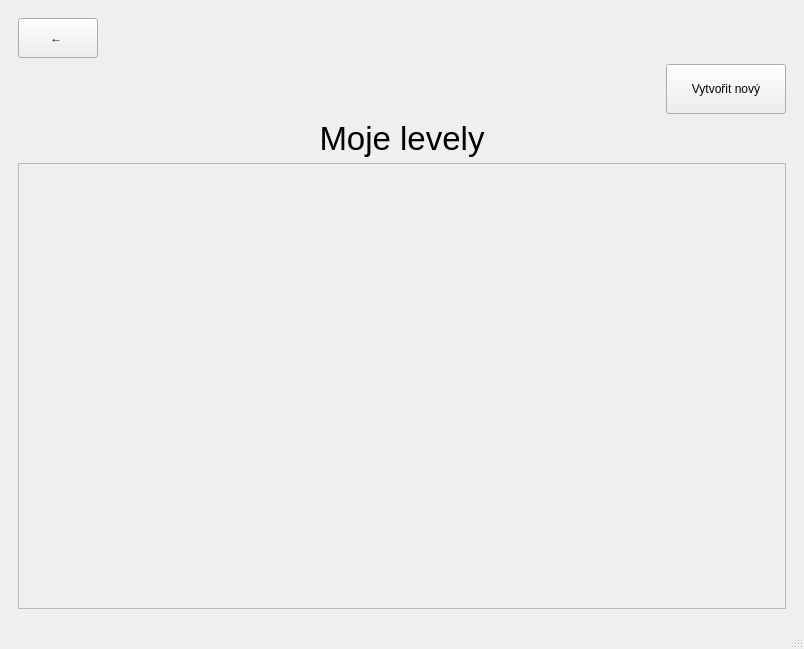
First picture: the form in zarovka.ui, repository HRALYB-PYGAME/IFJ, before the edit.
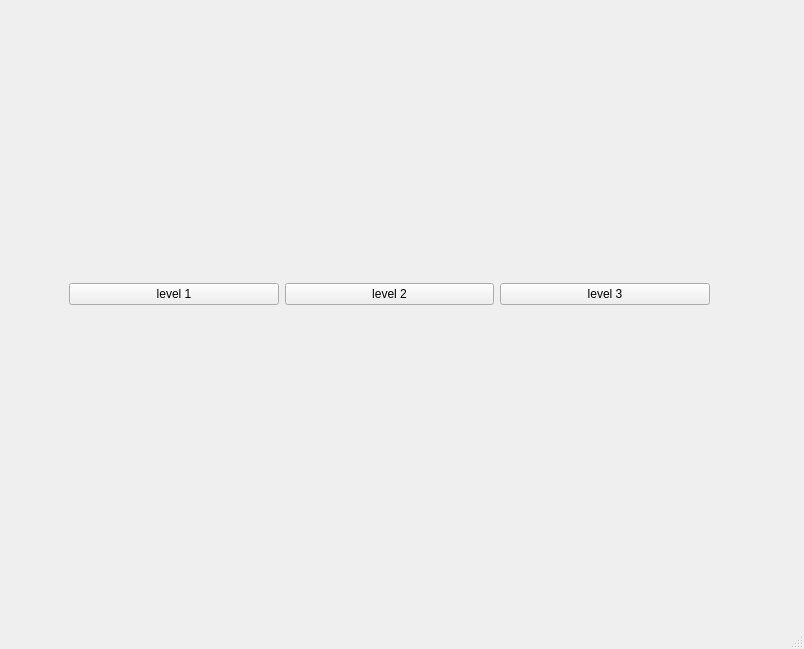
Second picture: the form after the edit. The open tabs and pages were chosen to show the change.

```diff
--- a/zarovka.ui
+++ b/zarovka.ui
@@ -1144,8 +1144,8 @@
             <rect>
              <x>0</x>
              <y>0</y>
-             <width>66</width>
-             <height>26</height>
+             <width>766</width>
+             <height>416</height>
             </rect>
            </property>
            <layout class="QVBoxLayout" name="verticalLayout_12">
@@ -1171,6 +1171,41 @@
         </item>
        </layout>
       </widget>
+      <widget class="QWidget" name="page">
+       <widget class="QWidget" name="horizontalLayoutWidget">
+        <property name="geometry">
+         <rect>
+          <x>60</x>
+          <y>50</y>
+          <width>641</width>
+          <height>471</height>
+         </rect>
+        </property>
+        <layout class="QHBoxLayout" name="horizontalLayout_10">
+         <item>
+          <widget class="QPushButton" name="buttonMediumLevel1">
+           <property name="text">
+            <string>level 1</string>
+           </property>
+          </widget>
+         </item>
+         <item>
+          <widget class="QPushButton" name="buttonMediumLevel2">
+           <property name="text">
+            <string>level 2</string>
+           </property>
+          </widget>
+         </item>
+         <item>
+          <widget class="QPushButton" name="buttonMediumLevel3">
+           <property name="text">
+            <string>level 3</string>
+           </property>
+          </widget>
+         </item>
+        </layout>
+       </widget>
+      </widget>
      </widget>
     </item>
    </layout>
```
Left out of the diff: 2 changed lines with no effect on the pictures.
